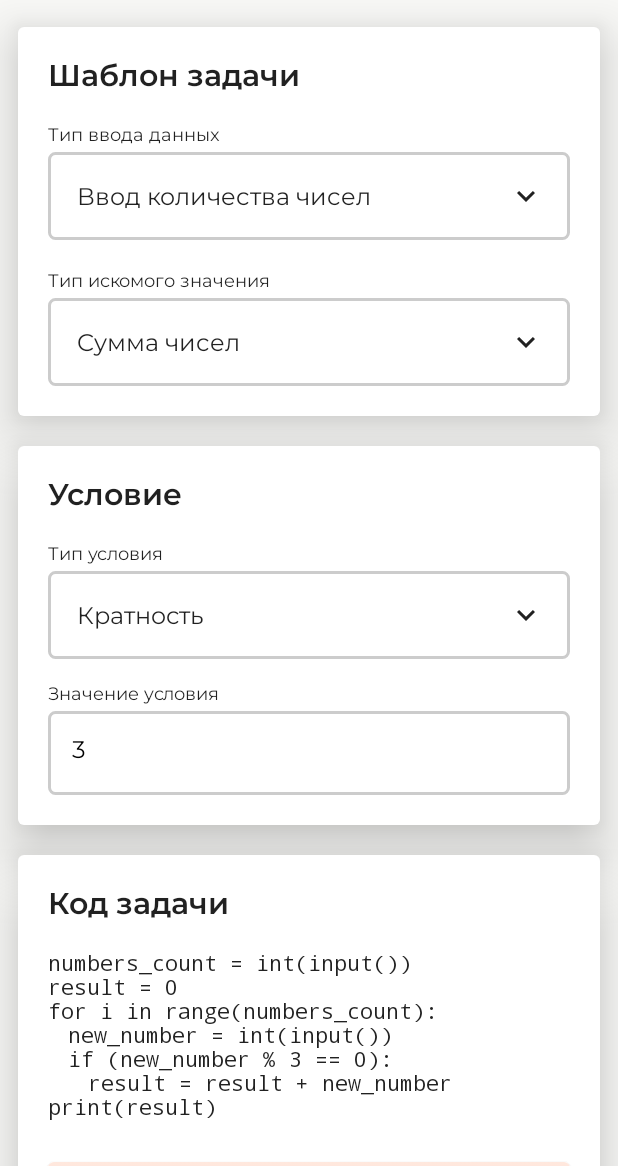
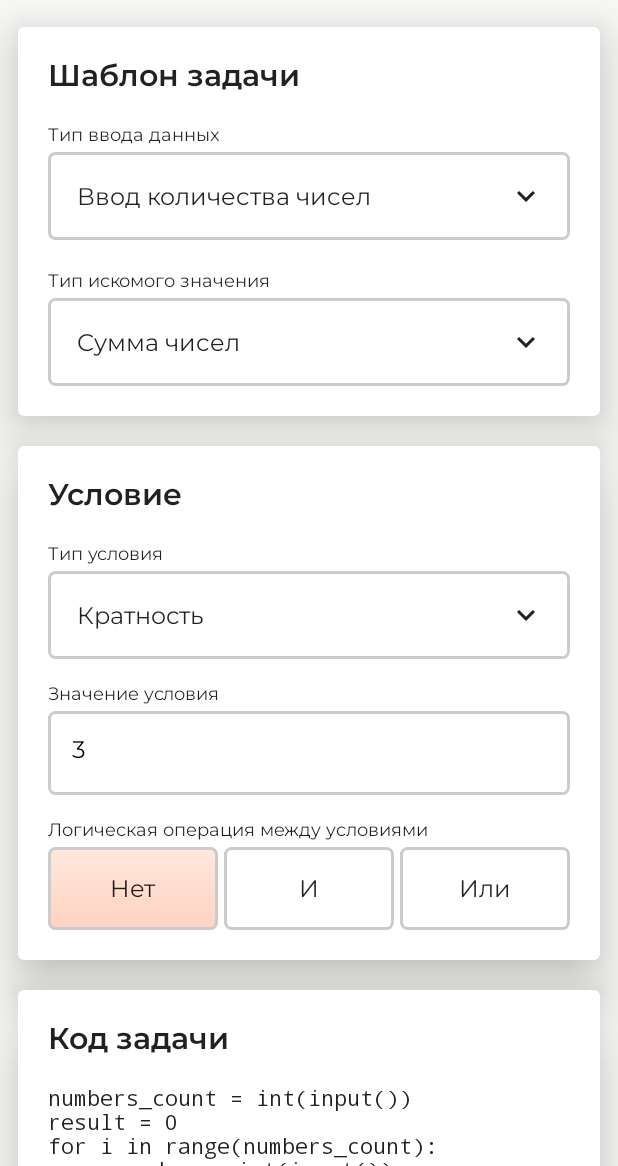
Before and after one commit to e30n3/oge15, an Android app built with Jetpack Compose: the screen it shows after launch (MainActivity), on a phone screen of 412 x 824 dp, the part 70-1236 px from its top. Run offline under Robolectric (Android 15) with nearby library versions, the phone set to English and light mode, and no system bars; our stand-ins replace accompanist.

Commit message:
mini fixes and cheker

```diff
--- a/app/src/main/java/ru/involta/composesample3/MainActivity.kt
+++ b/app/src/main/java/ru/involta/composesample3/MainActivity.kt
@@ -1,7 +1,6 @@
 package ru.involta.composesample3
 
 import android.content.Intent
-import android.content.pm.PackageManager
 import android.net.Uri
 import android.os.Bundle
 import android.widget.Toast
@@ -22,6 +21,7 @@ import androidx.compose.runtime.*
 import androidx.compose.runtime.saveable.rememberSaveable
 import androidx.compose.ui.Alignment
 import androidx.compose.ui.Modifier
+import androidx.compose.ui.focus.focusModifier
 import androidx.compose.ui.graphics.Brush
 import androidx.compose.ui.graphics.Color
 import androidx.compose.ui.input.pointer.pointerInput
@@ -35,12 +35,7 @@ import androidx.compose.ui.text.style.TextAlign
 import androidx.compose.ui.tooling.preview.Preview
 import androidx.compose.ui.unit.dp
 import androidx.compose.ui.unit.sp
-import androidx.core.content.ContextCompat.startActivity
-import androidx.core.content.FileProvider
-import ru.involta.composesample3.model.CalculationType
-import ru.involta.composesample3.model.ConditionType
-import ru.involta.composesample3.model.InputType
-import ru.involta.composesample3.model.Task
+import ru.involta.composesample3.model.*
 import ru.involta.composesample3.ui.theme.ButtonBottom
 import ru.involta.composesample3.ui.theme.ButtonTop
 import ru.involta.composesample3.ui.theme.ComposeSample3Theme
@@ -121,6 +116,10 @@ fun BodyContent(modifier: Modifier) {
                     code = task.generateCode()
                 }
             }
+            Spacer(modifier = Modifier.height(16.dp))
+            RadioButtonMenu("Логическая операция между условиями", LogicOperationType.titles) {
+
+            }
 
         }
         Spacer(modifier = Modifier.height(20.dp))
@@ -186,6 +185,58 @@ fun BodyContent(modifier: Modifier) {
         )
 
     }
+}
+
+@Composable
+fun RadioButtonMenu(menuName: String, elements: List<String>, onChange: (Int) -> Unit) {
+    @Composable
+    fun RadioButtonMenuElement(
+        title: String,
+        isSelected: Boolean = false,
+        modifier: Modifier = Modifier,
+
+        ) {
+        Row(
+            modifier
+                .background(
+                    if (isSelected) Brush.verticalGradient(listOf(ButtonTop, ButtonBottom))
+                    else Brush.verticalGradient(listOf(Color.White, Color.White)),
+                    shape = RoundedCornerShape(5.dp),
+                )
+                .border(
+                    width = 2.dp,
+                    shape = RoundedCornerShape(5.dp),
+                    color = Color.LightGray
+                ),
+            horizontalArrangement = Arrangement.Center
+        ) {
+            Text(text = title, Modifier.padding(18.dp))
+        }
+    }
+
+    Column(Modifier.fillMaxWidth()) {
+        Text(text = menuName, fontSize = 12.sp, modifier = Modifier.padding(bottom = 4.dp))
+        var selectedElement by rememberSaveable { mutableStateOf(elements.first()) }
+        Row(
+            Modifier.fillMaxWidth(),
+            horizontalArrangement = Arrangement.Center
+        ) {
+            elements.forEachIndexed { i, it ->
+                RadioButtonMenuElement(
+                    title = it,
+                    it == selectedElement,
+                    Modifier
+                        .weight(1f)
+                        .clickable {
+                            selectedElement = it
+                            onChange(i)
+                        },
+                )
+                if (i != elements.lastIndex) Spacer(modifier = Modifier.width(4.dp))
+            }
+        }
+    }
+
 }
 
 @Composable
--- a/app/src/main/java/ru/involta/composesample3/model/CalculationType.kt
+++ b/app/src/main/java/ru/involta/composesample3/model/CalculationType.kt
@@ -40,7 +40,7 @@ enum class CalculationType(
         "Минимальное из чисел",
 
         "result = 99999999\n",
-        "if (тут вставить условие):\n" +
+        "\tif (тут вставить условие):\n" +
                 "\t\tif new_number < result:\n" +
                 "\t\t\tresult = new_number\n",
         "print(result)\n"
@@ -48,7 +48,7 @@ enum class CalculationType(
 
 
     companion object {
-        fun get(title: String) = CalculationType.values().find { it.title == title }?: SUM
-        val titles get() = CalculationType.values().map { it.title }
+        fun get(title: String) = values().find { it.title == title }?: SUM
+        val titles get() = values().map { it.title }
     }
 }
--- a/app/src/main/java/ru/involta/composesample3/model/ConditionType.kt
+++ b/app/src/main/java/ru/involta/composesample3/model/ConditionType.kt
@@ -6,13 +6,15 @@ enum class ConditionType(
     val needEditText: Boolean = true
 ) {
     ALIQUOT("Кратность", "(new_number %% %d == 0)"),
+    NOT_ALIQUOT("Некратность", "(new_number %% %d != 0)"),
     LAST_DIGIT("Последняя цифра числа", "(new_number %% 10 == %d)"),
     LAST_TWO_DIGIT("Две последних цифры числа", "(new_number %% 100 == %d)"),
+    DIGITS_NUMBER("Количество знаков в числе", "(len(str(new_number)) == %d)"),
     EVEN("Четное", "(new_number %% 2 == 0)", false),
     ODD("Нечетное", "(new_number %% 2 == 1)", false);
 
     companion object {
-        fun get(title: String) = ConditionType.values().find { it.title == title } ?: ALIQUOT
-        val titles get() = ConditionType.values().map { it.title }
+        fun get(title: String) = values().find { it.title == title } ?: ALIQUOT
+        val titles get() = values().map { it.title }
     }
 }
--- /dev/null
+++ b/app/src/main/java/ru/involta/composesample3/model/LogicOperationType.kt
@@ -0,0 +1,12 @@
+package ru.involta.composesample3.model
+
+enum class LogicOperationType(val title: String, val sign: String) {
+    DISABLE("Нет", ""),
+    AND("И", "and"),
+    OR("Или", "or");
+
+    companion object {
+        fun get(title: String) = values().find { it.title == title } ?: DISABLE
+        val titles get() = values().map { it.title }
+    }
+}
```
